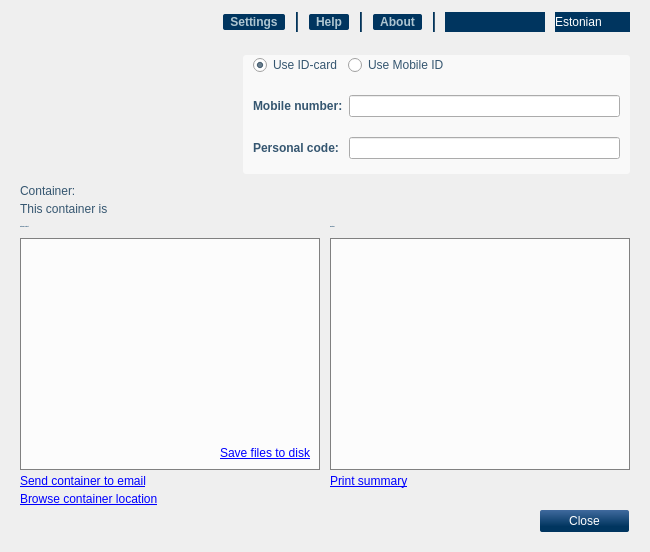
First picture: the form in client/ui/MainWindow.ui, repository open-eid/qdigidoc, before the edit.
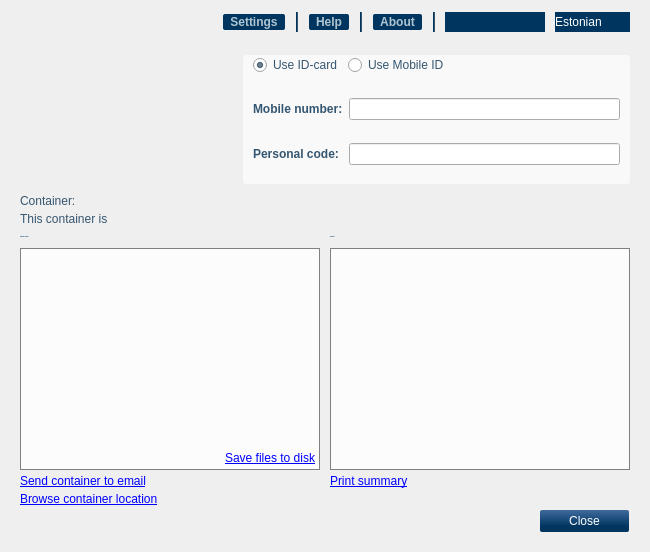
Second picture: the form after the edit. The open tabs and pages were chosen to show the change. Icons and pictures are not drawn. Custom widgets are drawn as their Qt base class.

Commit message: adjust layou padding

```diff
--- a/client/ui/MainWindow.ui
+++ b/client/ui/MainWindow.ui
@@ -1111,6 +1111,9 @@
              <enum>QFrame::Raised</enum>
             </property>
             <layout class="QVBoxLayout" name="viewContentFrameLayout">
+             <property name="margin">
+              <number>4</number>
+             </property>
              <item>
               <widget class="TreeWidget" name="viewContentView">
                <property name="frameShape">
```
